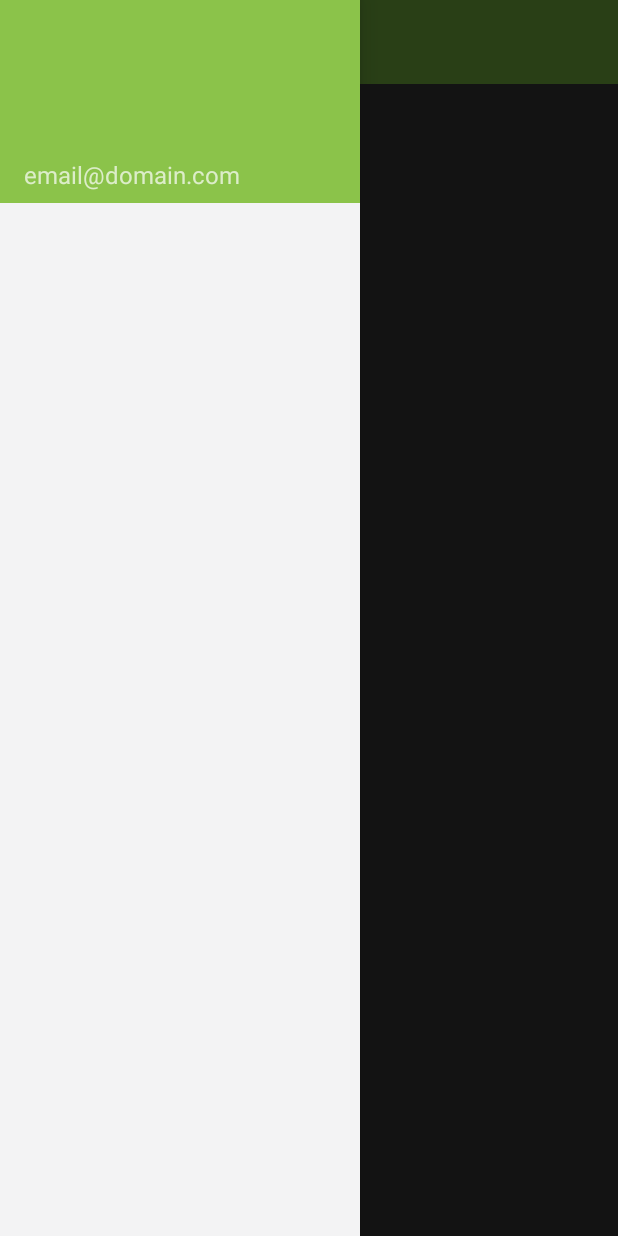
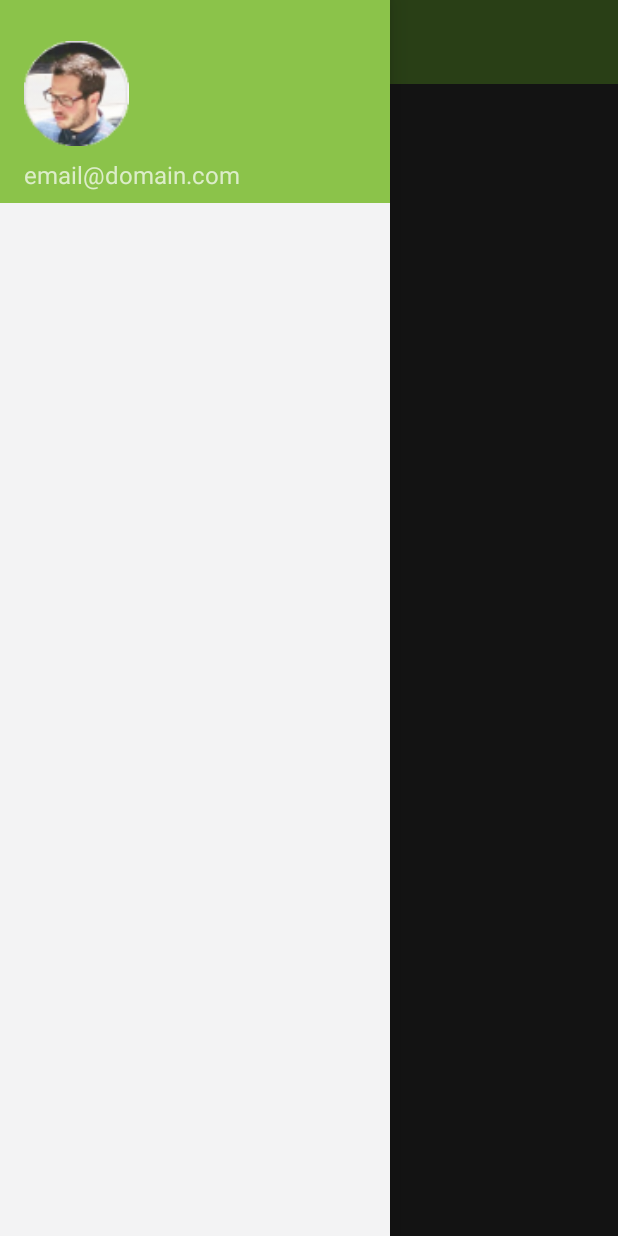
Before and after one commit to antorof/Grouping, an Android app: the prueba_activity screen opened directly, with no data from a screen before it, with the side drawer open, on a phone screen of 412 x 824 dp. Run offline under Robolectric (Android 15) with nearby library versions, the phone set to English and light mode, and no system bars.

Commit message:
Prototipo NavDrawer ahora con imagen.

```diff
--- a/app/src/main/res/layout/navdrawer.xml
+++ b/app/src/main/res/layout/navdrawer.xml
@@ -1,8 +1,8 @@
 <merge  xmlns:android="http://schemas.android.com/apk/res/android">
 <!-- Menú Lateral -->
     <LinearLayout
-    android:id="@+id/drawerm_wrapper"
-    android:layout_width="240dp"
+    android:id="@+id/drawer_wrapper"
+    android:layout_width="260dp"
     android:layout_height="match_parent"
     android:layout_gravity="start"
     android:background="@android:color/white"
@@ -16,6 +16,10 @@
         android:gravity="bottom"
         android:paddingLeft="16dp">
 
+        <ImageView
+            android:layout_width="70dp"
+            android:layout_height="70dp"
+            android:src="@drawable/persona5"/>
 
         <TextView
             android:text="email@domain.com"
```
